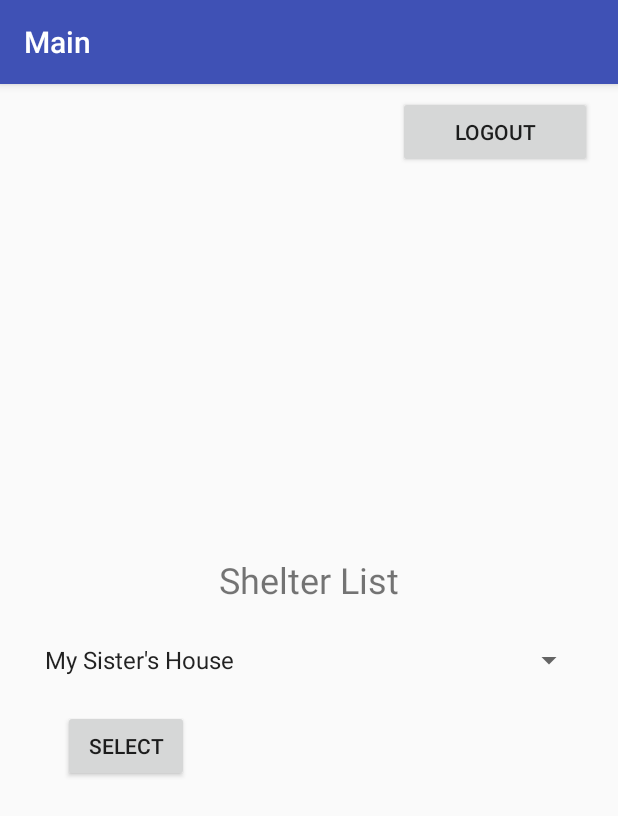
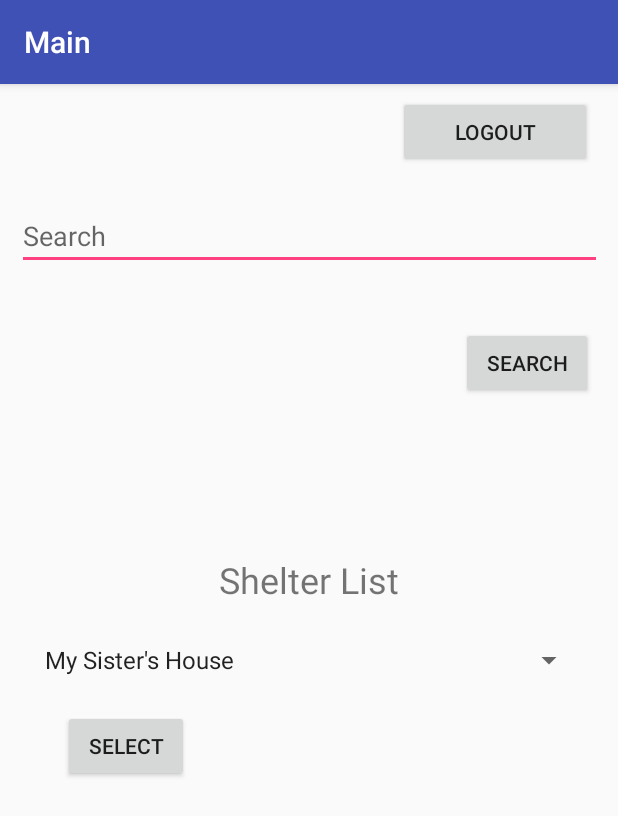
Before and after one commit to shott6/CS-2340-App, an Android app: the MainActivity screen opened directly, with no data from a screen before it, on a phone screen of 412 x 824 dp. Shown: the top 816 px of the screen. Run offline under Robolectric (Android 15) with nearby library versions, the phone set to English and light mode, and no system bars.

```diff
--- a/app/src/main/AndroidManifest.xml
+++ b/app/src/main/AndroidManifest.xml
@@ -30,7 +30,8 @@
         <activity
             android:name=".MainActivity"
             android:label="Main" />
-        <activity android:name=".ShelterDetailsActivity"></activity>
+        <activity android:name=".ShelterDetailsActivity" />
+        <activity android:name=".SearchResultsActivity"></activity>
     </application>
 
 </manifest>
--- a/app/src/main/java/com/team41/cardic/homelessshelterapp/controllers/MainActivity.java
+++ b/app/src/main/java/com/team41/cardic/homelessshelterapp/controllers/MainActivity.java
@@ -7,6 +7,7 @@ import android.util.Log;
 import android.view.View;
 import android.widget.ArrayAdapter;
 import android.widget.Button;
+import android.widget.EditText;
 import android.widget.Spinner;
 
 import com.team41.cardic.homelessshelterapp.model.Model;
@@ -23,6 +24,7 @@ import java.util.List;
 public class MainActivity extends AppCompatActivity {
 
     private Spinner shelterSpinner;
+    private EditText searchBar;
     Model model = Model.getInstance();
     List<Shelter> shelters = model.getShelters();
     List<String> shelterNames = new ArrayList<>();
@@ -33,12 +35,26 @@ public class MainActivity extends AppCompatActivity {
         super.onCreate(savedInstanceState);
         setContentView(R.layout.activity_main);
 
+        searchBar = (EditText) findViewById(R.id.search_Bar);
+
         Button logoutButton = findViewById(R.id.logout_button);
         logoutButton.setOnClickListener(new View.OnClickListener() {
             public void onClick(View view) {
                 Intent intent = new Intent(getBaseContext(), OpeningActivity.class);
                 startActivity(intent);
             }
+        });
+
+        final Button searchButton = findViewById(R.id.searchButton);
+        searchButton.setOnClickListener(new View.OnClickListener() {
+            public void onClick(View view) {
+                String searchString = searchBar.getText().toString();
+                Log.d("checkText", "search: " + searchString);
+                Intent intent = new Intent(getBaseContext(), SearchResultsActivity.class);
+                intent.putExtra("SEARCH_STRING", searchString);
+                startActivity(intent);
+            }
+
         });
 
         Button selectButton = findViewById(R.id.selectButton);
--- a/app/src/main/java/com/team41/cardic/homelessshelterapp/model/User.java
+++ b/app/src/main/java/com/team41/cardic/homelessshelterapp/model/User.java
@@ -10,6 +10,8 @@ public abstract class User {
     private String username;
     private String password;
     private boolean isAdmin;
+    //accountState
+    //contactInfo
 
 
     public User(String _firstName, String _lastName, String _username, String _password, boolean admin) {
--- a/app/src/main/res/layout/activity_login.xml
+++ b/app/src/main/res/layout/activity_login.xml
@@ -5,7 +5,7 @@
     android:layout_width="match_parent"
     android:layout_height="match_parent"
     android:gravity="center_horizontal"
-    tools:context="com.team41.cardic.homelessshelterapp.controllers.com.team41.cardic.homelessshelterapp.model.LoginActivity">
+    tools:context="com.team41.cardic.homelessshelterapp.controllers.LoginActivity">
 
     <!-- Login progress -->
 
@@ -17,8 +17,8 @@
         android:layout_marginStart="8dp"
         android:layout_marginTop="8dp"
         android:ems="10"
+        android:hint="Username"
         android:inputType="textPersonName"
-        android:text="Username"
         app:layout_constraintEnd_toEndOf="parent"
         app:layout_constraintStart_toStartOf="parent"
         app:layout_constraintTop_toTopOf="parent" />
--- a/app/src/main/res/layout/activity_main.xml
+++ b/app/src/main/res/layout/activity_main.xml
@@ -66,4 +66,39 @@
         app:layout_constraintStart_toStartOf="parent"
         app:layout_constraintTop_toTopOf="parent"
         app:layout_constraintVertical_bias="0.581" />
+
+    <EditText
+        android:id="@+id/search_Bar"
+        android:layout_width="390dp"
+        android:layout_height="43dp"
+        android:layout_marginBottom="8dp"
+        android:layout_marginEnd="8dp"
+        android:layout_marginStart="8dp"
+        android:layout_marginTop="8dp"
+        android:ems="10"
+        android:hint="Search"
+        android:inputType="textPersonName"
+        android:textAllCaps="true"
+        app:layout_constraintBottom_toBottomOf="parent"
+        app:layout_constraintEnd_toEndOf="parent"
+        app:layout_constraintStart_toStartOf="parent"
+        app:layout_constraintTop_toTopOf="parent"
+        app:layout_constraintVertical_bias="0.103" />
+
+    <Button
+        android:id="@+id/searchButton"
+        android:layout_width="wrap_content"
+        android:layout_height="wrap_content"
+        android:layout_marginBottom="8dp"
+        android:layout_marginEnd="8dp"
+        android:layout_marginStart="8dp"
+        android:layout_marginTop="8dp"
+        android:text="Search"
+        app:layout_constraintBottom_toBottomOf="parent"
+        app:layout_constraintEnd_toEndOf="parent"
+        app:layout_constraintHorizontal_bias="0.971"
+        app:layout_constraintStart_toStartOf="parent"
+        app:layout_constraintTop_toTopOf="parent"
+        app:layout_constraintVertical_bias="0.219" />
+
 </android.support.constraint.ConstraintLayout>
```
Also changed, not shown: app/src/main/java/com/team41/cardic/homelessshelterapp/controllers/SearchResultsActivity.java (added, +16 -0 lines), app/src/main/res/layout/activity_register.xml (+4 -4 lines), app/src/main/res/layout/activity_search_results.xml (added, +9 -0 lines).
